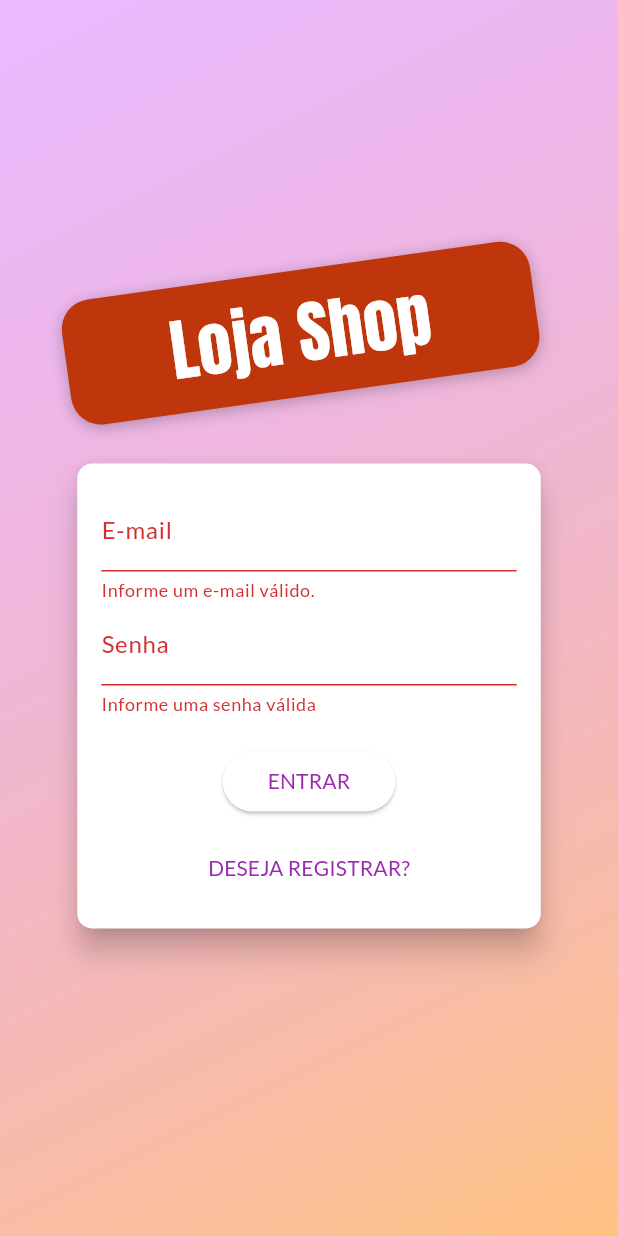
After one commit to Mur1love/ShopApp, a Flutter app: the screen it shows after launch, after a tap on "ENTRAR", on a phone screen of 412 x 824 dp. The commit adds this screen. Run offline on Flutter 3.47's test engine with Material 3 defaults, Android fonts, the phone set to English and light mode, and no system bars; network calls fail.

Commit message:
tratando erros de login e registro

```diff
--- a/lib/components/app_drawer.dart
+++ b/lib/components/app_drawer.dart
@@ -19,7 +19,7 @@ class AppDrawer extends StatelessWidget {
             leading: const Icon(Icons.shop),
             title: const Text("Loja"),
             onTap: () {
-              Navigator.of(context).pushReplacementNamed(AppRoutes.HOME);
+              Navigator.of(context).pushReplacementNamed(AppRoutes.AUTH_OR_HOME);
             },
           ),
           const Divider(),
--- /dev/null
+++ b/lib/components/auth_form.dart
@@ -0,0 +1,180 @@
+// ignore_for_file: no_leading_underscores_for_local_identifiers
+
+import 'package:flutter/material.dart';
+import 'package:provider/provider.dart';
+import 'package:shop/exceptions/auth_exception.dart';
+import 'package:shop/models/auth.dart';
+
+enum AuthMode { signup, login }
+
+class AuthForm extends StatefulWidget {
+  const AuthForm({Key? key}) : super(key: key);
+
+  @override
+  State<AuthForm> createState() => _AuthFormState();
+}
+
+class _AuthFormState extends State<AuthForm> {
+  final _passwordController = TextEditingController();
+  final _formKey = GlobalKey<FormState>();
+  bool _isLoading = false;
+  AuthMode _authMode = AuthMode.login;
+  final Map<String, String> _authData = {
+    'email': '',
+    'password': '',
+  };
+
+  bool _isLogin() => _authMode == AuthMode.login;
+  bool _isSignup() => _authMode == AuthMode.signup;
+
+  void _switchAuthMode() {
+    setState(() {
+      if (_isLogin()) {
+        _authMode = AuthMode.signup;
+      } else {
+        _authMode = AuthMode.login;
+      }
+    });
+  }
+
+ void _showErrorDialog(String msg) {
+    showDialog(
+      context: context,
+      builder: (ctx) => AlertDialog(
+        title: const Text('Ocorreo um Erro'),
+        content: Text(msg),
+        actions: [
+          TextButton(
+            onPressed: () => Navigator.of(context).pop(),
+            child: const Text('Fechar'),
+          ),
+        ],
+      ),
+    );
+  }
+
+  Future<void> _submit() async {
+    final isValid = _formKey.currentState?.validate() ?? false;
+
+    if (!isValid) {
+      return;
+    }
+
+    setState(() => _isLoading = true);
+
+    _formKey.currentState?.save();
+    Auth auth = Provider.of(context, listen: false);
+
+    try {
+      if (_isLogin()) {
+        // Login
+        await auth.login(
+          _authData['email']!,
+          _authData['password']!,
+        );
+      } else {
+        // Registrar
+        await auth.signup(
+          _authData['email']!,
+          _authData['password']!,
+        );
+      }
+    } on AuthException catch (error) {
+      _showErrorDialog(error.toString());
+    } catch (error) {
+      _showErrorDialog('Ocorreu um erro inesperado!');
+    }
+
+    setState(() => _isLoading = false);
+  }
+
+  @override
+  Widget build(BuildContext context) {
+    final deviceSize = MediaQuery.of(context).size;
+    return Card(
+      elevation: 8,
+      shape: RoundedRectangleBorder(
+        borderRadius: BorderRadius.circular(10),
+      ),
+      child: Container(
+        padding: const EdgeInsets.all(16),
+        height: _isLogin() ? 310 : 400,
+        width: deviceSize.width * 0.75,
+        child: Form(
+          key: _formKey,
+          child: Column(
+            children: [
+              TextFormField(
+                decoration: const InputDecoration(labelText: 'E-mail'),
+                keyboardType: TextInputType.emailAddress,
+                onSaved: (email) => _authData['email'] = email ?? '',
+                validator: (_email) {
+                  final email = _email ?? '';
+                  if (email.trim().isEmpty || !email.contains('@')) {
+                    return 'Informe um e-mail válido.';
+                  }
+                  return null;
+                },
+              ),
+              TextFormField(
+                decoration: const InputDecoration(labelText: 'Senha'),
+                keyboardType: TextInputType.emailAddress,
+                obscureText: true,
+                controller: _passwordController,
+                onSaved: (password) => _authData['password'] = password ?? '',
+                validator: (_password) {
+                  final password = _password ?? '';
+                  if (password.isEmpty || password.length < 5) {
+                    return 'Informe uma senha válida';
+                  }
+                  return null;
+                },
+              ),
+              if (_isSignup())
+                TextFormField(
+                  decoration:
+                      const InputDecoration(labelText: 'Confirmar Senha'),
+                  keyboardType: TextInputType.emailAddress,
+                  obscureText: true,
+                  validator: _isLogin()
+                      ? null
+                      : (_password) {
+                          final password = _password ?? '';
+                          if (password != _passwordController.text) {
+                            return 'Senhas informadas não conferem.';
+                          }
+                          return null;
+                        },
+                ),
+              const SizedBox(height: 20),
+              _isLoading
+                  ? const CircularProgressIndicator()
+                  : ElevatedButton(
+                      onPressed: _submit,
+                      style: ElevatedButton.styleFrom(
+                        shape: RoundedRectangleBorder(
+                          borderRadius: BorderRadius.circular(30),
+                        ),
+                        padding: const EdgeInsets.symmetric(
+                          horizontal: 30,
+                          vertical: 8,
+                        ),
+                      ),
+                      child: Text(
+                        _authMode == AuthMode.login ? 'ENTRAR' : 'REGISTRAR',
+                      ),
+                    ),
+              const Spacer(),
+              TextButton(
+                onPressed: _switchAuthMode,
+                child: Text(
+                  _isLogin() ? 'DESEJA REGISTRAR?' : 'JÁ POSSUI CONTA?',
+                ),
+              ),
+            ],
+          ),
+        ),
+      ),
+    );
+  }
+}
--- /dev/null
+++ b/lib/components/auth_or_home_page.dart
@@ -0,0 +1,16 @@
+import 'package:flutter/material.dart';
+import 'package:provider/provider.dart';
+import 'package:shop/models/auth.dart';
+import 'package:shop/pages/auth_page.dart';
+import 'package:shop/pages/products_overview_page.dart';
+
+class AuthOrHomePage extends StatelessWidget {
+  const AuthOrHomePage({super.key});
+
+  @override
+  Widget build(BuildContext context) {
+    Auth auth = Provider.of(context);
+
+    return auth.isAuth ? const ProductsOverviewPage() : const AuthPage();
+  }
+}
--- /dev/null
+++ b/lib/exceptions/auth_exception.dart
@@ -0,0 +1,21 @@
+class AuthException implements Exception {
+  static const Map<String, String> errors = {
+    'EMAIL_EXISTS': 'E-mail já cadastrado.',
+    'OPERATION_NOT_ALLOWED': 'Operação não permitida!',
+    'TOO_MANY_ATTEMPTS_TRY_LATER': 'Acesso bloqueado temporariamente. Tente mais tarde.',
+    'EMAIL_NOT_FOUND': 'E-mail não encontrado.',
+    'INVALID_PASSWORD': 'Senha informada não confere.',
+    'USER_DISABLED': 'A conta do usuário foi desabilitada.',
+    'INVALID_EMAIL': 'E-mail inválido. Verifique se o formato do e-mail está correto.',
+    'INVALID_LOGIN_CREDENTIALS': 'Credenciais de login inválidas. Verifique seu e-mail e senha.',
+  };
+
+  final String key;
+
+  AuthException(this.key);
+
+  @override
+  String toString() {
+    return errors[key] ?? 'Ocorreu um erro no processo de autenticação.';
+  }
+}
--- a/lib/main.dart
+++ b/lib/main.dart
@@ -1,25 +1,24 @@
 import 'package:flutter/material.dart';
 import 'package:provider/provider.dart';
+import 'package:shop/components/auth_or_home_page.dart';
+import 'package:shop/models/auth.dart';
 import 'package:shop/models/cart.dart';
 import 'package:shop/models/order_list.dart';
 import 'package:shop/models/product_list.dart';
 import 'package:shop/pages/cart_page.dart';
 import 'package:shop/pages/orders_page.dart';
 import 'package:shop/pages/product_datail_page.dart';
-import 'package:shop/pages/products_overview_page.dart';
+import 'package:shop/pages/product_form_page.dart';
 import 'package:shop/pages/products_page.dart';
 import 'package:shop/utils/app_routes.dart';
-
-import 'pages/product_form_page.dart';
 
 void main() {
   runApp(const MyApp());
 }
 
 class MyApp extends StatelessWidget {
-  const MyApp({super.key});
+  const MyApp({Key? key}) : super(key: key);
 
-  // This widget is the root of your application.
   @override
   Widget build(BuildContext context) {
     return MultiProvider(
@@ -33,30 +32,29 @@ class MyApp extends StatelessWidget {
         ChangeNotifierProvider(
           create: (_) => OrderList(),
         ),
+        ChangeNotifierProvider(
+          create: (_) => Auth(),
+        ),
       ],
       child: MaterialApp(
-        debugShowCheckedModeBanner: false,
         title: 'Flutter Demo',
         theme: ThemeData(
-          colorScheme: ColorScheme.fromSeed(
-            seedColor: Colors.deepPurple,
+          colorScheme: ColorScheme.fromSwatch().copyWith(
+            primary: Colors.purple,
             secondary: Colors.deepOrange,
           ),
-          textTheme: const TextTheme(
-            titleLarge: TextStyle(
-              fontFamily: 'Lato',
-            ),
-          ),
+          fontFamily: 'Lato',
         ),
         // home: const ProductsOverviewPage(),
         routes: {
+          AppRoutes.AUTH_OR_HOME: (ctx) => const AuthOrHomePage(),
           AppRoutes.PRODUCT_DATAIL: (ctx) => const ProductDetailPage(),
           AppRoutes.CART: (ctx) => const CartPage(),
-          AppRoutes.HOME: (ctx) => const ProductsOverviewPage(),
           AppRoutes.ORDERS: (ctx) => const OrderPage(),
           AppRoutes.PRODUCTS: (ctx) => const ProductsPage(),
           AppRoutes.PRODUCT_FORM: (ctx) => const ProductFormPage(),
         },
+        debugShowCheckedModeBanner: false,
       ),
     );
   }
--- a/lib/models/order_list.dart
+++ b/lib/models/order_list.dart
@@ -1,5 +1,4 @@
 import 'dart:convert';
-import 'dart:math';
 
 import 'package:flutter/widgets.dart';
 import 'package:http/http.dart' as http;
@@ -9,7 +8,7 @@ import 'package:shop/models/order.dart';
 import 'package:shop/utils/constants.dart';
 
 class OrderList with ChangeNotifier {
-  List<Order> _items = [];
+  final List<Order> _items = [];
 
   List<Order> get items {
     return [..._items];
@@ -23,7 +22,7 @@ class OrderList with ChangeNotifier {
     _items.clear();
 
     final response = await http.get(
-      Uri.parse('${Cosntants.ORDER_BASE_URL}.json'),
+      Uri.parse('${Constants.ORDER_BASE_URL}.json'),
     );
     if (response.body == 'null') return;
     Map<String, dynamic> data = jsonDecode(response.body);
@@ -53,7 +52,7 @@ class OrderList with ChangeNotifier {
   Future<void> addOrder(Cart cart) async {
     final date = DateTime.now();
     final response = await http.post(
-      Uri.parse('${Cosntants.ORDER_BASE_URL}.json'),
+      Uri.parse('${Constants.ORDER_BASE_URL}.json'),
       body: jsonEncode(
         {
           'total': cart.totalAmount,
--- a/lib/models/product.dart
+++ b/lib/models/product.dart
@@ -32,7 +32,7 @@ class Product with ChangeNotifier{
     try {
     _toggleFavorite();
     final response = await http.patch(
-        Uri.parse('${Cosntants.PRODUCT_BASE_URL}/$id.json'),
+        Uri.parse('${Constants.PRODUCT_BASE_URL}/$id.json'),
         body: jsonEncode(
           {"isFavorite": isFavorite},
         ),
--- /dev/null
+++ b/lib/pages/auth_page.dart
@@ -0,0 +1,70 @@
+import 'dart:math';
+
+import 'package:flutter/material.dart';
+import 'package:shop/components/auth_form.dart';
+
+class AuthPage extends StatelessWidget {
+  const AuthPage({super.key});
+
+  @override
+  Widget build(BuildContext context) {
+    return Scaffold(
+      body: Stack(
+        children: [
+          Container(
+            decoration: const BoxDecoration(
+              gradient: LinearGradient(
+                colors: [
+                  Color.fromRGBO(215, 117, 255, 0.5),
+                  Color.fromRGBO(255, 188, 117, 0.9),
+                ],
+                begin: Alignment.topLeft,
+                end: Alignment.bottomRight,
+              ),
+            ),
+          ),
+          SizedBox(
+            width: double.infinity,
+            child: Column(
+              crossAxisAlignment: CrossAxisAlignment.center,
+              mainAxisAlignment: MainAxisAlignment.center,
+              children: [
+                Container(
+                  margin: const EdgeInsets.only(
+                    bottom: 20,
+                  ),
+                  padding: const EdgeInsets.symmetric(
+                    vertical: 10,
+                    horizontal: 70,
+                  ),
+                  //cascade operator => ..
+                  transform: Matrix4.rotationZ(-8 * pi / 180)..translate(-10.0),
+                  decoration: BoxDecoration(
+                    borderRadius: BorderRadius.circular(20),
+                    color: Colors.deepOrange.shade900,
+                    boxShadow: const [
+                      BoxShadow(
+                        blurRadius: 8,
+                        color: Colors.black26,
+                        offset: Offset(0, 2),
+                      ),
+                    ],
+                  ),
+                  child: const Text(
+                    'Loja Shop',
+                    style: TextStyle(
+                      fontSize: 45,
+                      fontFamily: 'Anton',
+                      color: Colors.white,
+                    ),
+                  ),
+                ),
+                const AuthForm(),
+              ],
+            ),
+          )
+        ],
+      ),
+    );
+  }
+}
--- a/lib/utils/app_routes.dart
+++ b/lib/utils/app_routes.dart
@@ -1,7 +1,7 @@
 // ignore_for_file: constant_identifier_names
 
 class AppRoutes {
-  static const HOME = '/';
+  static const AUTH_OR_HOME = '/';
   static const PRODUCT_DATAIL = '/product_datail';
   static const CART = '/cart';
   static const ORDERS = '/orders';
--- a/lib/utils/constants.dart
+++ b/lib/utils/constants.dart
@@ -1,5 +1,9 @@
-class Cosntants {
-  static const PRODUCT_BASE_URL = 'https://shop-app-e5f69-default-rtdb.firebaseio.com/products';
-  static const ORDER_BASE_URL = 'https://shop-app-e5f69-default-rtdb.firebaseio.com/orders';
+// ignore_for_file: constant_identifier_names
 
+class Constants {
+  static const PRODUCT_BASE_URL =
+      'https://shop-cod3r-c70a4-default-rtdb.firebaseio.com/products';
+  static const ORDER_BASE_URL =
+      'https://shop-cod3r-c70a4-default-rtdb.firebaseio.com/orders';
+  static const WEB_API_KEY = 'AIzaSyALz9qdGUEV8mLZghdIJDThNi-mjE3w1hY';
 }
```
Also changed, not shown: lib/models/auth.dart (added, +69 -0 lines), lib/models/product_list.dart (+29 -29 lines), lib/pages/cart_page.dart (+1 -10 lines).
